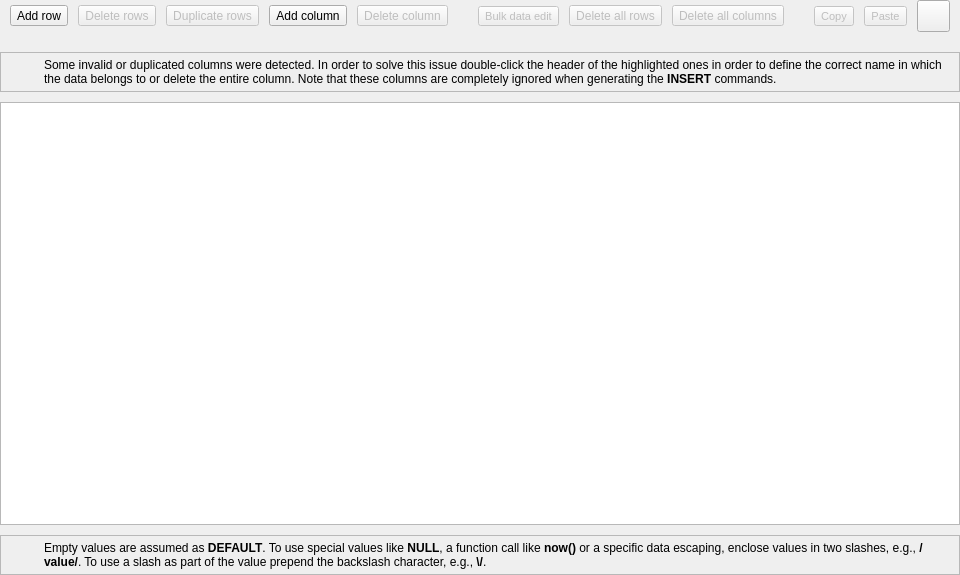
First picture: the form in libs/libgui/ui/widgets/tabledatawidget.ui, repository pgmodeler/pgmodeler, before the edit.
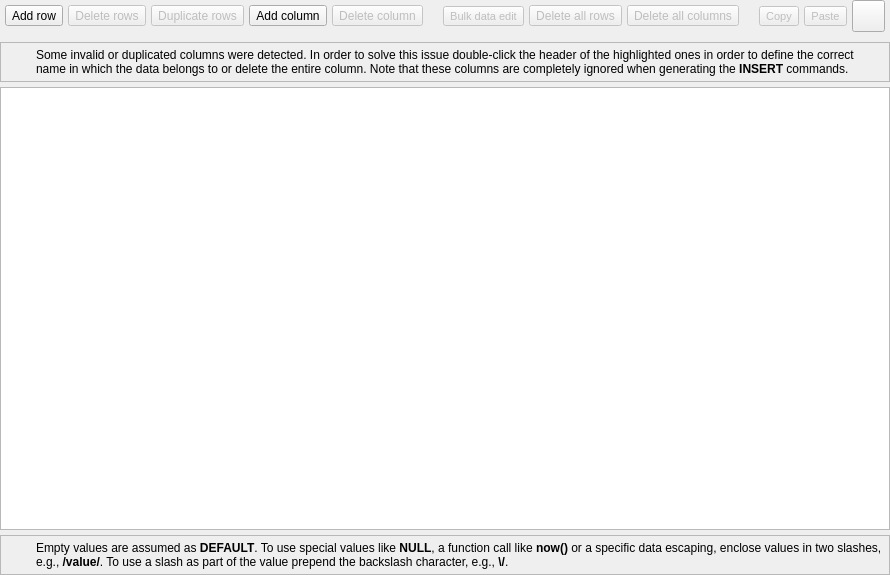
Second picture: the form after the edit. Icons and pictures are not drawn.

Commit message: Adjusted the layouts spacing in ui/tools/* and ui/widget/*

```diff
--- a/libs/libgui/ui/widgets/tabledatawidget.ui
+++ b/libs/libgui/ui/widgets/tabledatawidget.ui
@@ -6,7 +6,7 @@
    <rect>
     <x>0</x>
     <y>0</y>
-    <width>658</width>
+    <width>768</width>
     <height>575</height>
    </rect>
   </property>
@@ -27,7 +27,7 @@
     <number>0</number>
    </property>
    <property name="spacing">
-    <number>10</number>
+    <number>5</number>
    </property>
    <item row="3" column="0" colspan="15">
     <widget class="QTableWidget" name="data_tbw">
@@ -314,12 +314,15 @@
       <property name="bottomMargin">
        <number>5</number>
       </property>
+      <property name="spacing">
+       <number>5</number>
+      </property>
       <item row="0" column="0">
        <widget class="QLabel" name="icon_lbl">
         <property name="maximumSize">
          <size>
-          <width>32</width>
-          <height>32</height>
+          <width>25</width>
+          <height>25</height>
          </size>
         </property>
         <property name="text">
@@ -628,12 +631,15 @@
       <property name="bottomMargin">
        <number>5</number>
       </property>
+      <property name="spacing">
+       <number>5</number>
+      </property>
       <item row="0" column="0">
        <widget class="QLabel" name="icon_lbl2">
         <property name="maximumSize">
          <size>
-          <width>32</width>
-          <height>32</height>
+          <width>25</width>
+          <height>25</height>
          </size>
         </property>
         <property name="text">
```
The commit also changes 41 other files.
